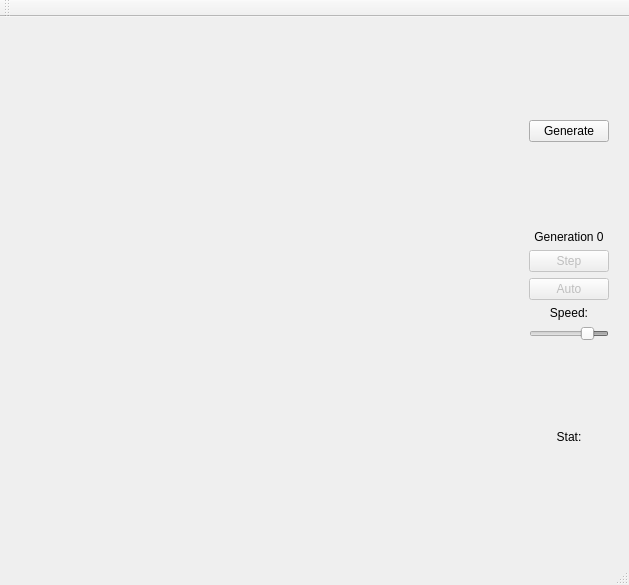
First picture: the form in cellularAutomaton/cellularAutomaton.ui, repository garzon/cellularAutomaton, before the edit.
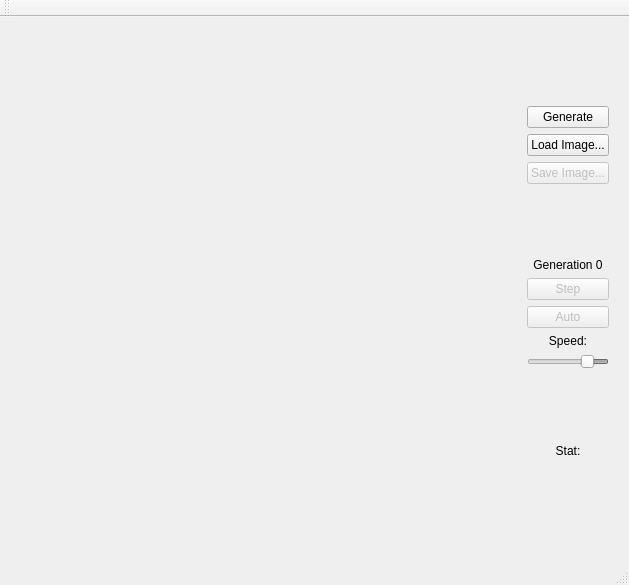
Second picture: the form after the edit.

What changed in the file:
```diff
--- a/cellularAutomaton/cellularAutomaton.ui
+++ b/cellularAutomaton/cellularAutomaton.ui
@@ -68,6 +68,23 @@
          </property>
         </widget>
        </item>
+       <item>
+        <widget class="QPushButton" name="pushButton">
+         <property name="text">
+          <string>Load Image...</string>
+         </property>
+        </widget>
+       </item>
+       <item>
+        <widget class="QPushButton" name="btnSave">
+         <property name="enabled">
+          <bool>false</bool>
+         </property>
+         <property name="text">
+          <string>Save Image...</string>
+         </property>
+        </widget>
+       </item>
        <item>
         <spacer name="verticalSpacer">
          <property name="orientation">
```
Left out of the diff: 44 changed lines with no effect on the pictures.
